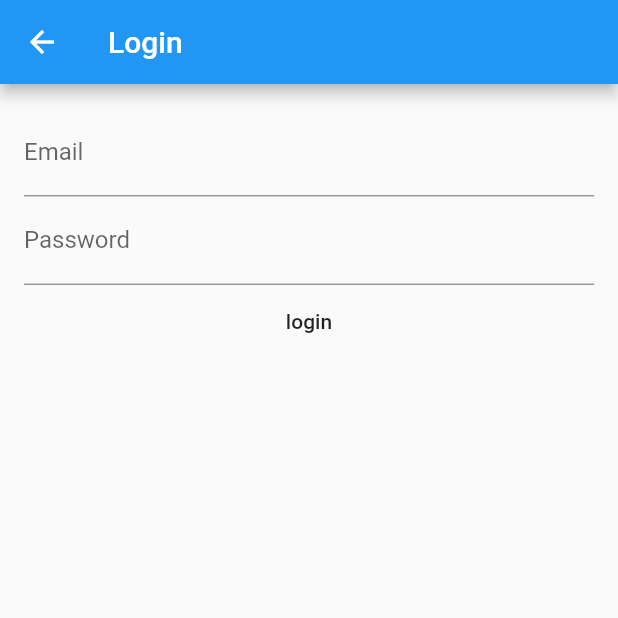
After one commit to APM5691/2021dsm52_equipo05_flutter, a Flutter app: the screen it shows after launch, in the side drawer, after a tap on "Login", on a phone screen of 412 x 824 dp, the top half of it. The commit adds this screen. Run offline on Flutter 3.47's test engine with Material 2 defaults, Android fonts, the phone set to English and light mode, and no system bars.

Commit message:
03 Building the login screen

```diff
--- /dev/null
+++ b/lib/screen/login-screen.dart
@@ -0,0 +1,61 @@
+import 'dart:developer';
+
+import 'package:flutter/cupertino.dart';
+import 'package:flutter/material.dart';
+
+class LoginScreen extends StatefulWidget {
+  @override
+  State<StatefulWidget> createState() {
+    return LoginState();
+  }
+}
+
+class LoginState extends State<LoginScreen> {
+  final _formKey = GlobalKey<FormState>();
+  String _email;
+  String _password;
+
+  Future submit() {
+    log(_email);
+    log(_password);
+  }
+
+  @override
+  Widget build(BuildContext context) {
+    return Scaffold(
+        appBar: AppBar(
+          title: Text("Login"),
+        ),
+        body: Form(
+            key: _formKey,
+            child: Scrollbar(
+              child: SingleChildScrollView(
+                padding: EdgeInsets.all(16),
+                child: Column(children: [
+                  TextFormField(
+                      decoration: InputDecoration(
+                          labelText: "Email", hintText: "you@domewhere.com"),
+                      onSaved: (value) {
+                        _email = value;
+                      }),
+                  TextFormField(
+                      decoration: InputDecoration(labelText: "Password"),
+                      onSaved: (value) {
+                        _password = value;
+                      }),
+                  SizedBox(
+                    width: double.infinity,
+                    child: FlatButton(
+                      child: Text("login"),
+                      onPressed: () {
+                        _formKey.currentState.save();
+
+                        this.submit();
+                      },
+                    ),
+                  )
+                ]),
+              ),
+            )));
+  }
+}
--- a/lib/widgets/nav-drawer.dart
+++ b/lib/widgets/nav-drawer.dart
@@ -1,5 +1,6 @@
 import 'package:flutter/cupertino.dart';
 import 'package:flutter/material.dart';
+import 'package:flutter_authentication_with_laravel_sanctum/screen/login-screen.dart';
 import 'package:flutter_authentication_with_laravel_sanctum/screen/posts-screen.dart';
 
 class NavDrawer extends StatelessWidget {
@@ -17,6 +18,13 @@ class NavDrawer extends StatelessWidget {
               Navigator.push(context,
                   MaterialPageRoute(builder: (context) => PostsScreen()));
             },
+          ),
+          ListTile(
+            title: Text("Login"),
+            onTap: () {
+              Navigator.push(context,
+                  MaterialPageRoute(builder: (context) => LoginScreen()));
+            },
           )
         ],
       ),
```
